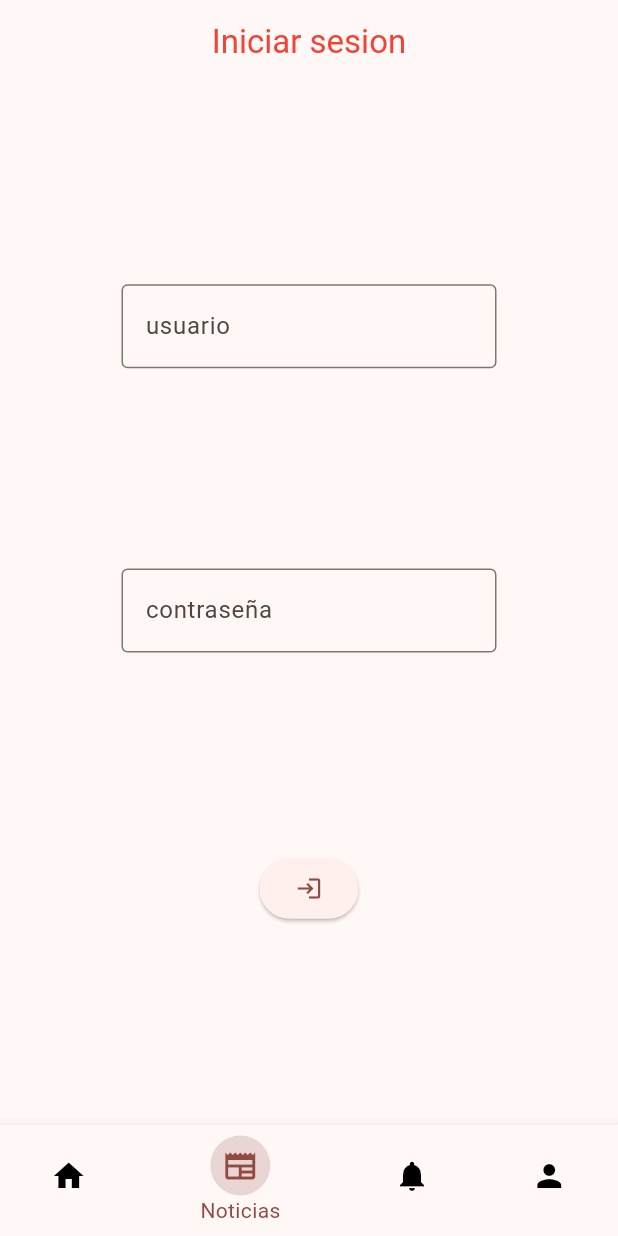
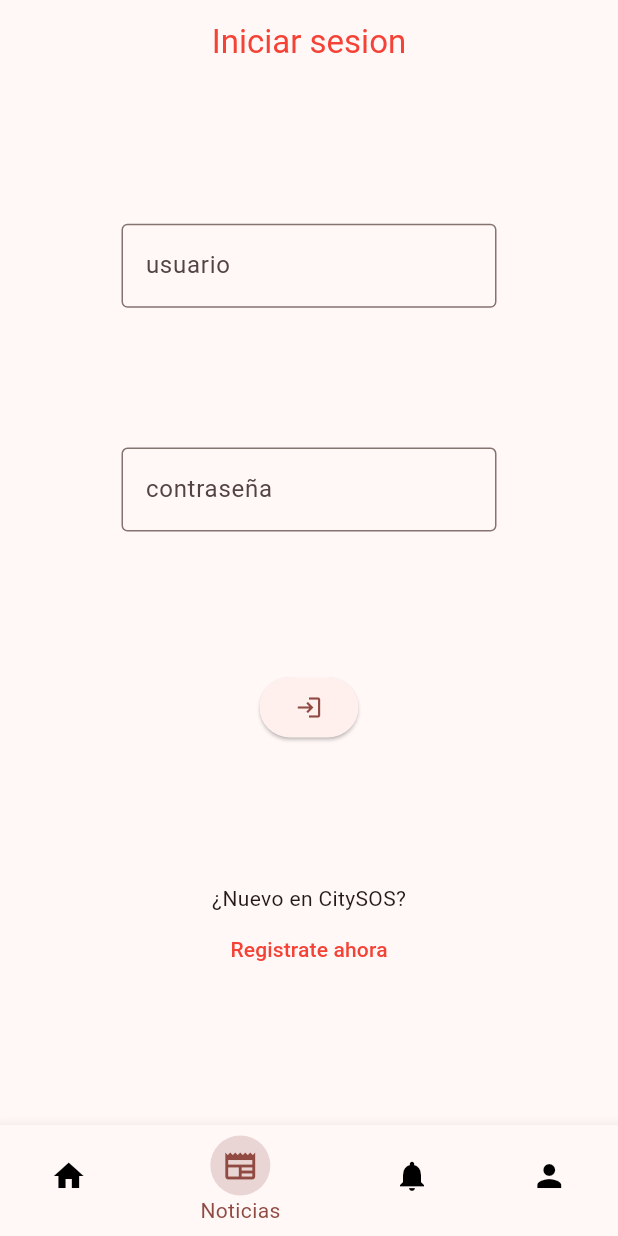
Before and after one commit to CityUp-UPC/citysos-citizen-app, a Flutter app: the screen it shows after launch, item 2 of the bottom bar chosen, on a phone screen of 412 x 824 dp. Run offline on Flutter 3.47's test engine with Material 3 defaults, Android fonts, the phone set to English and light mode, and no system bars.

Commit message:
add login-view

```diff
--- a/lib/main.dart
+++ b/lib/main.dart
@@ -1,5 +1,5 @@
 import 'package:citysos_citizen/navbar.dart';
-import 'package:citysos_citizen/views/home_view.dart';
+
 import 'package:flutter/material.dart';
 
 
@@ -14,6 +14,7 @@ class MyApp extends StatelessWidget {
   @override
   Widget build(BuildContext context) {
     return MaterialApp(
+      debugShowCheckedModeBanner: false,
       title: 'Flutter Demo',
       theme: ThemeData(
         colorScheme: ColorScheme.fromSeed(seedColor: Colors.red),
--- a/lib/views/login_view.dart
+++ b/lib/views/login_view.dart
@@ -75,9 +75,14 @@ class _LoginState extends State<Login> {
             children: [
               UserInputField(controller: _controller,hint: 'usuario',),
               UserInputField(controller: _controller2, hint: 'contraseña',),
-              ElevatedButton(onPressed: (){print('next');}, child: Icon(Icons.login),)
-
-              ]
+              ElevatedButton(onPressed: (){print('next');}, child: Icon(Icons.login),),
+             Column(
+                 mainAxisAlignment: MainAxisAlignment.start,
+               children: [
+                 Text('¿Nuevo en CitySOS?'),
+              TextButton(onPressed: (){print('registrarse');}, child: Text('Registrate ahora',style: TextStyle(color: Colors.red),))
+             ])
+            ]
 
 
 
```
